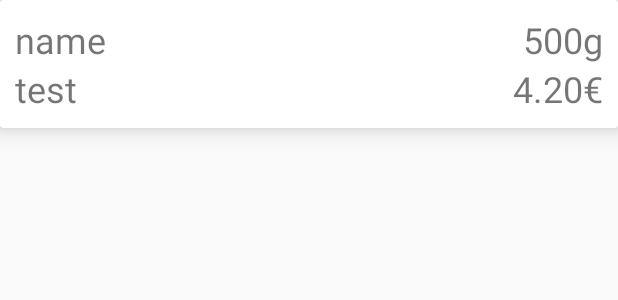
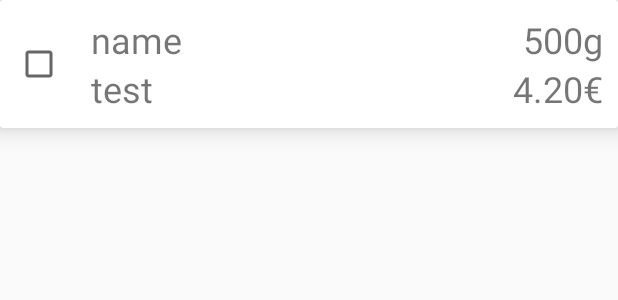
Before and after one commit to Heinenen/ShoppingListAndroid, an Android app: the layout layout_item.xml on its own in the app's theme, with its tools: preview values and no code run, on a phone screen of 412 x 824 dp. Shown: the top 300 px of the screen. Run offline under Robolectric (Android 15) with nearby library versions, the phone set to English and light mode, and no system bars.

Commit message:
* created itemCheckBox in layout file

```diff
--- a/app/src/main/java/smg/shoppinglistapp/ItemsAdapter.java
+++ b/app/src/main/java/smg/shoppinglistapp/ItemsAdapter.java
@@ -50,7 +50,7 @@ public class ItemsAdapter extends RecyclerView.Adapter<ItemsAdapter.CustomViewHo
 
 
         if(items.get(holder.getAdapterPosition()).getPriority().equals("1")){
-            holder.itemView.setBackgroundColor(Color.parseColor("#ff1234"));
+            holder.itemView.setBackgroundColor(Color.parseColor("#ce4848"));
         } else {
             holder.itemView.setBackgroundColor(Color.parseColor("#ffffff"));
         }
--- a/app/src/main/res/layout/layout_item.xml
+++ b/app/src/main/res/layout/layout_item.xml
@@ -12,12 +12,25 @@
         android:layout_width="match_parent"
         android:layout_height="wrap_content"
         android:orientation="horizontal"
-        android:weightSum="2">
+        android:weightSum="23">
 
         <LinearLayout
             android:layout_width="0dp"
             android:layout_height="match_parent"
-            android:layout_weight="1"
+            android:layout_weight="3">
+
+            <CheckBox
+                android:id="@+id/itemCheckBox"
+                android:layout_width="wrap_content"
+                android:layout_height="match_parent" />
+
+        </LinearLayout>
+
+
+        <LinearLayout
+            android:layout_width="0dp"
+            android:layout_height="match_parent"
+            android:layout_weight="10"
             android:orientation="vertical">
 
             <TextView
@@ -40,9 +53,9 @@
         <LinearLayout
             android:layout_width="0dp"
             android:layout_height="match_parent"
-            android:layout_weight="1"
-            android:orientation="vertical"
-            android:gravity="end">
+            android:layout_weight="10"
+            android:gravity="end"
+            android:orientation="vertical">
 
             <TextView
                 android:id="@+id/itemAmountTextView"
```
